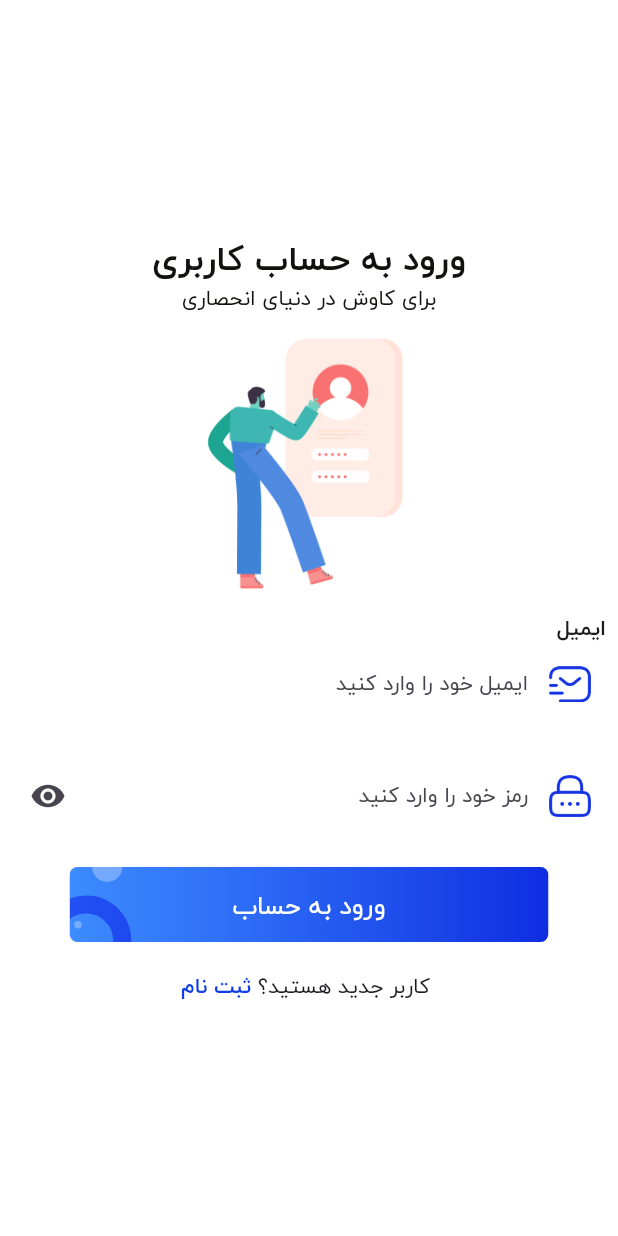
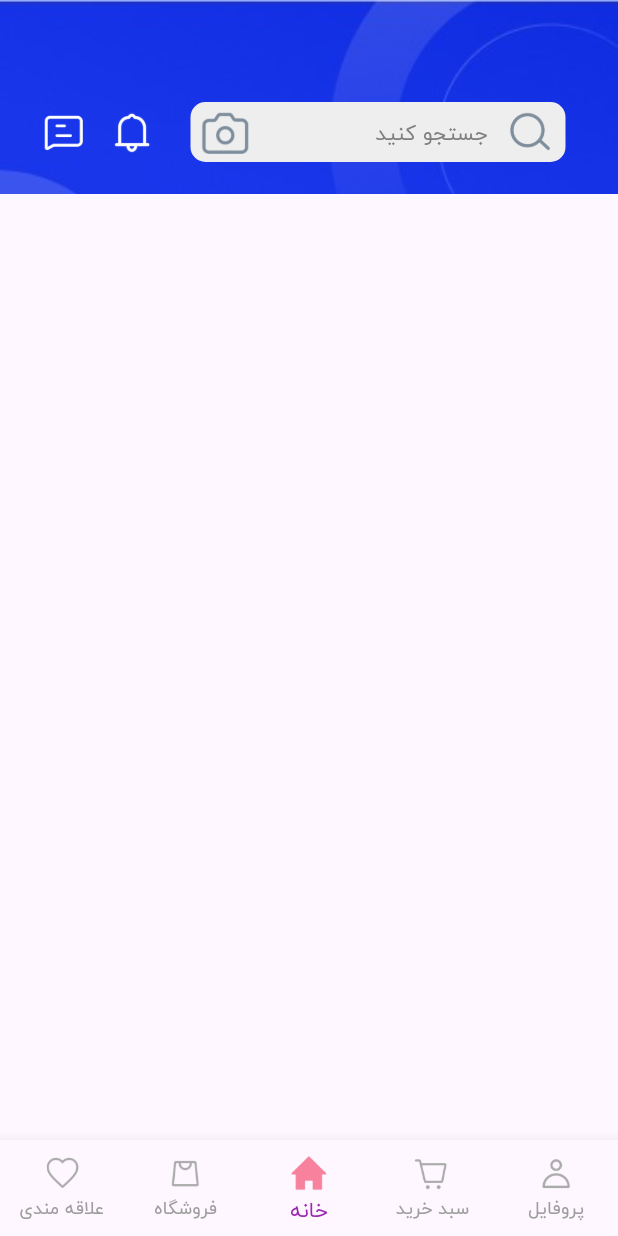
Before and after one commit to maswd/mvcAppFlutter, a Flutter app: the screen it shows after launch, on a phone screen of 412 x 824 dp. Run offline on Flutter 3.47's test engine with Material 3 defaults, Android fonts, the phone set to English and light mode, and no system bars.

Commit message:
add main page &  fix nav in main page & nav screens

```diff
--- a/lib/main.dart
+++ b/lib/main.dart
@@ -1,5 +1,6 @@
 import 'package:flutter/material.dart';
 import 'package:mac_store_app_flutter/views/screens/authentication/login_screen.dart';
+import 'package:mac_store_app_flutter/views/screens/main_screen.dart';
 
 void main() {
   runApp(const MyApp());
@@ -34,7 +35,7 @@ class MyApp extends StatelessWidget {
         colorScheme: ColorScheme.fromSeed(seedColor: Colors.deepPurple),
         useMaterial3: true,
       ),
-      home: LoginScreen(),
+      home: MainScreen(),
     );
   }
 }
--- a/lib/views/screens/authentication/login_screen.dart
+++ b/lib/views/screens/authentication/login_screen.dart
@@ -15,6 +15,21 @@ class _LoginScreenState extends State<LoginScreen> {
   late String email;
 
   late String password;
+  bool isLoading = false;
+
+  loginUser() async {
+    setState(() {
+      isLoading = true;
+    });
+    await _authController
+        .signInUsers(context: context, email: email, password: password)
+        .whenComplete(() {
+      _formKey.currentState!.reset();
+      setState(() {
+        isLoading = false;
+      });
+    });
+  }
 
   @override
   Widget build(BuildContext context) {
@@ -31,14 +46,14 @@ class _LoginScreenState extends State<LoginScreen> {
                 child: Column(
                   mainAxisAlignment: MainAxisAlignment.center,
                   children: [
-                    Text("ورود به حساب کاربری",
+                    const Text("ورود به حساب کاربری",
                         style: TextStyle(
                           color: Color(0xFF0f120E),
                           fontWeight: FontWeight.bold,
                           fontSize: 23,
                           letterSpacing: 0.2,
                         )),
-                    Text("برای کاوش در دنیای انحصاری",
+                    const Text("برای کاوش در دنیای انحصاری",
                         style: TextStyle(
                           color: Color(0xFF0f120E),
                           fontSize: 14,
@@ -49,7 +64,7 @@ class _LoginScreenState extends State<LoginScreen> {
                       width: 200,
                       height: 200,
                     ),
-                    Align(
+                    const Align(
                       alignment: Alignment.topRight,
                       child: Text(
                         "ایمیل",
@@ -76,7 +91,8 @@ class _LoginScreenState extends State<LoginScreen> {
                         focusedBorder: InputBorder.none,
                         enabledBorder: InputBorder.none,
                         labelText: "ایمیل خود را وارد کنید",
-                        labelStyle: TextStyle(fontSize: 14, letterSpacing: .1),
+                        labelStyle:
+                            const TextStyle(fontSize: 14, letterSpacing: .1),
                         prefixIcon: Padding(
                           padding: const EdgeInsets.all(10.0),
                           child: Image.asset(
@@ -87,7 +103,7 @@ class _LoginScreenState extends State<LoginScreen> {
                         ),
                       ),
                     ),
-                    SizedBox(height: 20),
+                    const SizedBox(height: 20),
                     TextFormField(
                       onChanged: (value) {
                         password = value;
@@ -106,8 +122,8 @@ class _LoginScreenState extends State<LoginScreen> {
                           enabledBorder: InputBorder.none,
                           labelText: "رمز خود را وارد کنید",
                           labelStyle:
-                              TextStyle(fontSize: 14, letterSpacing: .1),
-                          suffixIcon: Icon(Icons.visibility),
+                              const TextStyle(fontSize: 14, letterSpacing: .1),
+                          suffixIcon: const Icon(Icons.visibility),
                           prefixIcon: Padding(
                             padding: const EdgeInsets.all(10.0),
                             child: Image.asset(
@@ -119,16 +135,13 @@ class _LoginScreenState extends State<LoginScreen> {
                           border: OutlineInputBorder(
                               borderRadius: BorderRadius.circular(9))),
                     ),
-                    SizedBox(
+                    const SizedBox(
                       height: 20,
                     ),
                     InkWell(
-                      onTap: () async {
+                      onTap: () {
                         if (_formKey.currentState!.validate()) {
-                          await _authController.signInUsers(
-                              context: context,
-                              email: email,
-                              password: password);
+                          loginUser();
                         }
                       },
                       child: Container(
@@ -136,7 +149,7 @@ class _LoginScreenState extends State<LoginScreen> {
                           height: 50,
                           decoration: BoxDecoration(
                               borderRadius: BorderRadius.circular(5),
-                              gradient: LinearGradient(colors: [
+                              gradient: const LinearGradient(colors: [
                                 Color(0xCC0D6EFF),
                                 Color(0xFF102DE1),
                               ])),
@@ -156,7 +169,7 @@ class _LoginScreenState extends State<LoginScreen> {
                                               BorderRadius.circular(30),
                                           border: Border.all(
                                               width: 12,
-                                              color: Color(0xFF1030DE5))),
+                                              color: const Color(0xFF1030DE5))),
                                     ),
                                   )),
                               Positioned(
@@ -190,21 +203,26 @@ class _LoginScreenState extends State<LoginScreen> {
                                 ),
                               ),
                               Center(
-                                  child: Text(
-                                "ورود به حساب",
-                                style: TextStyle(
-                                    fontSize: 17, color: Colors.white),
-                              )),
+                                  child: isLoading
+                                      ? const CircularProgressIndicator(
+                                          color: Colors.white,
+                                        )
+                                      : const Text(
+                                          "ورود به حساب",
+                                          style: TextStyle(
+                                              fontSize: 17,
+                                              color: Colors.white),
+                                        )),
                             ],
                           )),
                     ),
-                    SizedBox(
+                    const SizedBox(
                       height: 20,
                     ),
                     Row(
                       mainAxisAlignment: MainAxisAlignment.center,
                       children: [
-                        Text(
+                        const Text(
                           " کاربر جدید هستید؟ ",
                           style: TextStyle(
                               fontWeight: FontWeight.w500, letterSpacing: .5),
@@ -216,7 +234,7 @@ class _LoginScreenState extends State<LoginScreen> {
                               return RegisterScreen();
                             }));
                           },
-                          child: Text("ثبت نام",
+                          child: const Text("ثبت نام",
                               style: TextStyle(
                                   color: Color(0xFF103DE5),
                                   fontWeight: FontWeight.bold)),
--- /dev/null
+++ b/lib/views/screens/main_screen.dart
@@ -0,0 +1,75 @@
+import 'package:flutter/material.dart';
+import 'package:mac_store_app_flutter/views/screens/nav_screens/account_screen.dart';
+import 'package:mac_store_app_flutter/views/screens/nav_screens/cart_sceren.dart';
+import 'package:mac_store_app_flutter/views/screens/nav_screens/favotite_screen.dart';
+import 'package:mac_store_app_flutter/views/screens/nav_screens/home_screen.dart';
+import 'package:mac_store_app_flutter/views/screens/nav_screens/store_screen.dart';
+
+class MainScreen extends StatefulWidget {
+  @override
+  State<MainScreen> createState() => _MainScreenState();
+}
+
+class _MainScreenState extends State<MainScreen> {
+  int _pageInex = 2;
+
+  final List<Widget> _pages = [
+    FavotiteScreen(),
+    StoreScreen(),
+    HomeScreen(),
+    CartSceren(),
+    AccountScreen(),
+  ];
+  @override
+  Widget build(BuildContext context) {
+    return Scaffold(
+      bottomNavigationBar: BottomNavigationBar(
+        selectedItemColor: Colors.purple,
+        unselectedItemColor: Colors.grey,
+        type: BottomNavigationBarType.fixed,
+        currentIndex: _pageInex,
+        onTap: (value) {
+          setState(() {
+            _pageInex = value;
+          });
+        },
+
+        items: [
+          BottomNavigationBarItem(
+
+              icon: Image.asset(
+                "assets/icons/love.png",
+                width: 25,
+              ),
+              label: "علاقه مندی"),
+          BottomNavigationBarItem(
+              icon: Image.asset(
+                "assets/icons/mart.png",
+                width: 25,
+              ),
+              label: "فروشگاه"),
+          BottomNavigationBarItem(
+            icon: Image.asset(
+              "assets/icons/home.png",
+              width: 30,
+            ),
+            label: "خانه",
+          ),
+          BottomNavigationBarItem(
+              icon: Image.asset(
+                "assets/icons/cart.png",
+                width: 25,
+              ),
+              label: "سبد خرید"),
+          BottomNavigationBarItem(
+              icon: Image.asset(
+                "assets/icons/user.png",
+                width: 25,
+              ),
+              label: "پروفایل"),
+        ],
+      ),
+      body: _pages[_pageInex],
+    );
+  }
+}
--- /dev/null
+++ b/lib/views/screens/nav_screens/home_screen.dart
@@ -0,0 +1,19 @@
+import 'package:flutter/material.dart';
+import 'package:mac_store_app_flutter/views/screens/nav_screens/widgets/header_widget.dart';
+
+class HomeScreen extends StatelessWidget {
+  const HomeScreen({super.key});
+
+  @override
+  Widget build(BuildContext context) {
+    return Scaffold(
+        body: SingleChildScrollView(
+      child: Directionality(
+        textDirection: TextDirection.rtl,
+        child: Column(
+          children: [HeaderWidget()],
+        ),
+      ),
+    ));
+  }
+}
--- /dev/null
+++ b/lib/views/screens/nav_screens/widgets/header_widget.dart
@@ -0,0 +1,88 @@
+import 'package:flutter/material.dart';
+
+class HeaderWidget extends StatelessWidget {
+  const HeaderWidget({super.key});
+
+  @override
+  Widget build(BuildContext context) {
+    return SizedBox(
+      width: MediaQuery.of(context).size.width,
+      height: MediaQuery.of(context).size.height * 0.20,
+      child: Stack(
+        children: [
+          Image.asset(
+            "assets/icons/searchBanner.jpeg",
+            width: MediaQuery.of(context).size.width,
+            fit: BoxFit.cover,
+          ),
+          Positioned(
+              right: 35,
+              top: 68,
+              child: SizedBox(
+                width: 250,
+                height: 40,
+                child: TextField(
+                  decoration: InputDecoration(
+                    focusedBorder: OutlineInputBorder(
+                        borderRadius: BorderRadius.circular(10),
+                        borderSide:
+                            BorderSide(color: Colors.blue.shade500, width: 2)),
+                    border: OutlineInputBorder(
+                      borderSide: BorderSide.none,
+                      borderRadius: BorderRadius.circular(10),
+                    ),
+                    hintText: "جستجو کنید",
+                    hintStyle:
+                        const TextStyle(fontSize: 14, color: Color(0xFF7F7F7F)),
+                    contentPadding:
+                        const EdgeInsets.symmetric(horizontal: 5, vertical: 4),
+                    prefixIcon: Image.asset(
+                      "assets/icons/searc1.png",
+                      width: 5,
+                      height: 10,
+                    ),
+                    suffixIcon: Image.asset(
+                      "assets/icons/cam.png",
+                    ),
+                    fillColor: Colors.grey.shade200,
+                    filled: true,
+                  ),
+                ),
+              )),
+          Positioned(
+              right: 311,
+              top: 73,
+              child: Material(
+                type: MaterialType.transparency,
+                child: InkWell(
+                  onTap: () {},
+                  child: Ink(
+                    width: 31,
+                    height: 31,
+                    decoration: const BoxDecoration(
+                        image: DecorationImage(
+                            image: AssetImage("assets/icons/bell.png"))),
+                  ),
+                ),
+              )),
+          Positioned(
+              right: 354,
+              top: 73,
+              child: Material(
+                type: MaterialType.transparency,
+                child: InkWell(
+                  onTap: () {},
+                  child: Ink(
+                    width: 31,
+                    height: 31,
+                    decoration: const BoxDecoration(
+                        image: DecorationImage(
+                            image: AssetImage("assets/icons/message.png"))),
+                  ),
+                ),
+              )),
+        ],
+      ),
+    );
+  }
+}
```
Also changed, not shown: lib/controllers/auth_controller.dart (+9 -1 lines), lib/models/user.dart (+7 -2 lines), lib/views/screens/authentication/register_screen.dart (+47 -27 lines), lib/views/screens/nav_screens/account_screen.dart (added, +14 -0 lines), lib/views/screens/nav_screens/cart_sceren.dart (added, +14 -0 lines), lib/views/screens/nav_screens/favotite_screen.dart (added, +14 -0 lines), lib/views/screens/nav_screens/store_screen.dart (added, +14 -0 lines).
